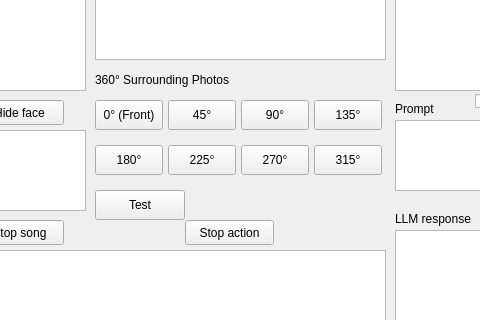
Before: the Qt Designer form Server/Zenbo/mainwindow.ui in yangchihyuan/RobotNurseHelper, drawn with Qt 5; both pictures show x 375 to 855 and y 370 to 690 of the 1126 by 857 pixel window.
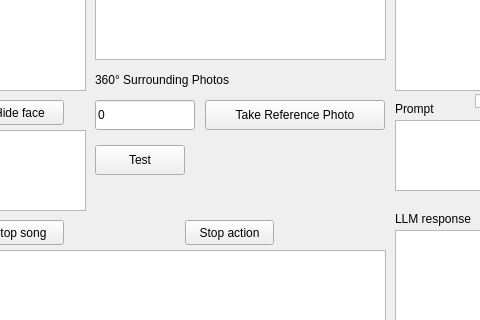
After: the same form once the commit is applied.

Patch:
```diff
--- a/Server/Zenbo/mainwindow.ui
+++ b/Server/Zenbo/mainwindow.ui
@@ -531,115 +531,40 @@
       <string>360° Surrounding Photos</string>
      </property>
     </widget>
-    <widget class="QPushButton" name="pushButton_photo_0">
+    <widget class="QLineEdit" name="lineEdit_photo_angle">
       <property name="geometry">
        <rect>
         <x>470</x>
         <y>470</y>
-        <width>68</width>
+       <width>100</width>
         <height>30</height>
        </rect>
       </property>
       <property name="text">
-       <string>0° (Front)</string>
-      </property>
-     </widget>
-     <widget class="QPushButton" name="pushButton_photo_45">
-      <property name="geometry">
-       <rect>
-        <x>543</x>
-        <y>470</y>
-        <width>68</width>
-        <height>30</height>
-       </rect>
-      </property>
-      <property name="text">
-       <string>45°</string>
-      </property>
-     </widget>
-     <widget class="QPushButton" name="pushButton_photo_90">
+      <string>0</string>
+     </property>
+     <property name="placeholderText">
+      <string>Angle (e.g. 90)</string>
+     </property>
+    </widget>
+    <widget class="QPushButton" name="pushButton_take_photo">
       <property name="geometry">
        <rect>
-        <x>616</x>
+       <x>580</x>
         <y>470</y>
-        <width>68</width>
+       <width>180</width>
         <height>30</height>
        </rect>
       </property>
       <property name="text">
-       <string>90°</string>
-      </property>
-     </widget>
-     <widget class="QPushButton" name="pushButton_photo_135">
-      <property name="geometry">
-       <rect>
-        <x>689</x>
-        <y>470</y>
-        <width>68</width>
-        <height>30</height>
-       </rect>
-      </property>
-      <property name="text">
-       <string>135°</string>
-      </property>
-     </widget>
-     <widget class="QPushButton" name="pushButton_photo_180">
-      <property name="geometry">
-       <rect>
-        <x>470</x>
-        <y>515</y>
-        <width>68</width>
-        <height>30</height>
-       </rect>
-      </property>
-      <property name="text">
-       <string>180°</string>
-      </property>
-     </widget>
-     <widget class="QPushButton" name="pushButton_photo_225">
-      <property name="geometry">
-       <rect>
-        <x>543</x>
-        <y>515</y>
-        <width>68</width>
-        <height>30</height>
-       </rect>
-      </property>
-      <property name="text">
-       <string>225°</string>
-      </property>
-     </widget>
-     <widget class="QPushButton" name="pushButton_photo_270">
-      <property name="geometry">
-       <rect>
-        <x>616</x>
-        <y>515</y>
-        <width>68</width>
-        <height>30</height>
-       </rect>
-      </property>
-      <property name="text">
-       <string>270°</string>
-      </property>
-     </widget>
-     <widget class="QPushButton" name="pushButton_photo_315">
-      <property name="geometry">
-       <rect>
-        <x>689</x>
-        <y>515</y>
-        <width>68</width>
-        <height>30</height>
-       </rect>
-      </property>
-      <property name="text">
-       <string>315°</string>
+      <string>Take Reference Photo</string>
       </property>
      </widget>
      <widget class="QPushButton" name="pushButton_test">
       <property name="geometry">
        <rect>
         <x>470</x>
-        <y>560</y>
+       <y>515</y>
         <width>90</width>
         <height>30</height>
        </rect>
```
Lines whose indentation alone changed are shown as unchanged.
